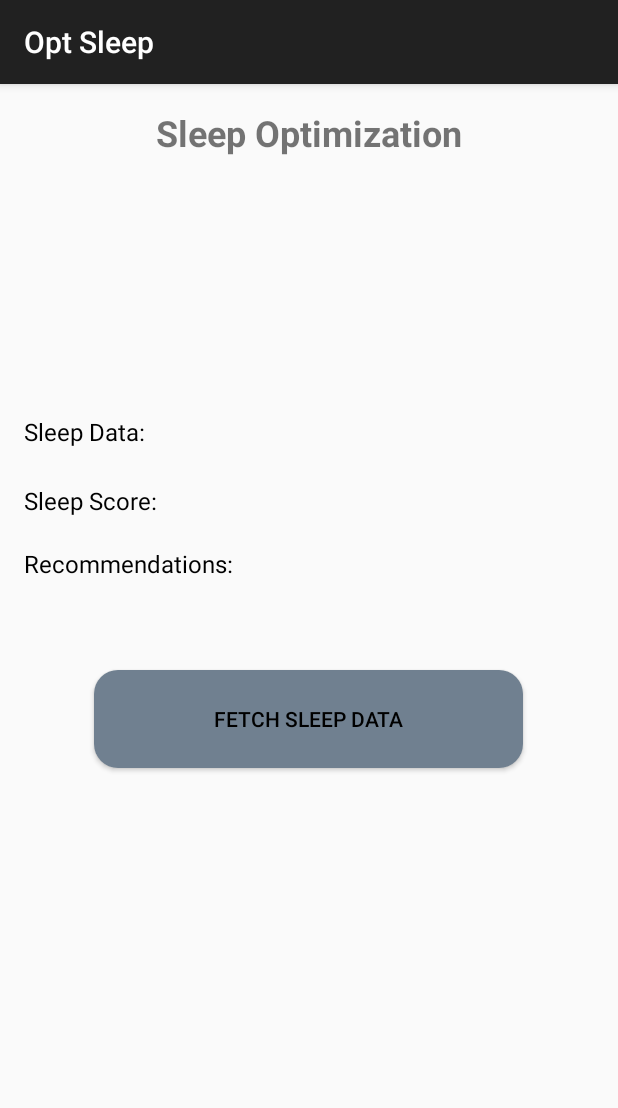
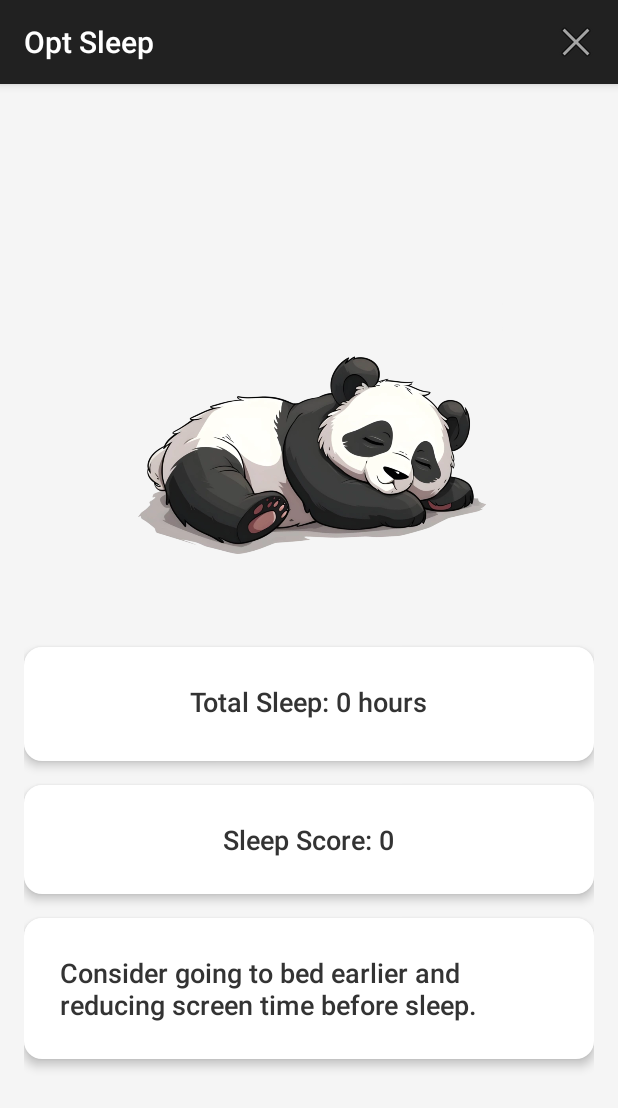
Before and after one commit to Akhil8176/CS639-Team12, an Android app built with Jetpack Compose: the screen it shows after launch (MainActivity), on a phone screen of 412 x 824 dp. Shown: the top 1108 px of the screen. Run offline under Robolectric (Android 15) with nearby library versions, the light colour scheme and no system bars.

Commit message:
activity push

```diff
--- a/OptSleep/app/build.gradle.kts
+++ b/OptSleep/app/build.gradle.kts
@@ -2,6 +2,7 @@ plugins {
     alias(libs.plugins.android.application)
     alias(libs.plugins.kotlin.android)
     alias(libs.plugins.kotlin.compose)
+    alias(libs.plugins.google.services)
 }
 
 android {
@@ -42,6 +43,7 @@ android {
 
 dependencies {
     implementation("androidx.appcompat:appcompat:1.6.1")
+    implementation ("com.google.android.gms:play-services-fitness:20.2.0")
     implementation(libs.play.services.auth)
     implementation(libs.androidx.constraintlayout)
     implementation(libs.googlefit)
@@ -61,4 +63,7 @@ dependencies {
     androidTestImplementation(libs.androidx.ui.test.junit4)
     debugImplementation(libs.androidx.ui.tooling)
     debugImplementation(libs.androidx.ui.test.manifest)
+    implementation("com.google.firebase:firebase-auth:22.1.1")
+    implementation("com.google.android.gms:play-services-auth:20.7.0")
+
 }
--- a/OptSleep/app/src/main/AndroidManifest.xml
+++ b/OptSleep/app/src/main/AndroidManifest.xml
@@ -20,7 +20,7 @@
         <meta-data
             android:name="com.google.android.gms.fitness.APP_ID"
             android:value="@string/google_app_id" />
-
+        <activity android:name=".LoginActivity"></activity>
         <activity
             android:name=".MainActivity"
             android:exported="true"
--- a/OptSleep/app/src/main/java/com/sathvika/optsleep/MainActivity.kt
+++ b/OptSleep/app/src/main/java/com/sathvika/optsleep/MainActivity.kt
@@ -1,109 +1,68 @@
-@file:Suppress("DEPRECATION")
+package com.sathvika.optsleep
 
-package com.sathvika.optsleep
-import android.annotation.SuppressLint
+import android.content.Intent
 import android.os.Bundle
 import android.util.Log
-import android.widget.Button
+import android.view.Menu
+import android.view.MenuItem
+import androidx.appcompat.app.AppCompatActivity
 import android.widget.TextView
-import androidx.appcompat.app.AppCompatActivity
 import com.google.android.gms.auth.api.signin.GoogleSignIn
-import com.google.android.gms.fitness.Fitness
-import com.google.android.gms.fitness.FitnessOptions
-import com.google.android.gms.fitness.data.DataPoint
-import com.google.android.gms.fitness.data.DataType
-import com.google.android.gms.fitness.request.DataReadRequest
+import com.google.android.gms.auth.api.signin.GoogleSignInClient
+import com.google.android.gms.auth.api.signin.GoogleSignInOptions
 import java.util.concurrent.TimeUnit
-import kotlin.math.max
-import kotlin.math.min
 
 class MainActivity : AppCompatActivity() {
 
-    private val TAG = "SleepOptimization"
     private lateinit var tvSleepData: TextView
     private lateinit var tvSleepScore: TextView
     private lateinit var tvRecommendations: TextView
-    private lateinit var btnFetchData: Button
-
-    private val fitnessOptions = FitnessOptions.builder()
-        .addDataType(DataType.TYPE_SLEEP_SEGMENT, FitnessOptions.ACCESS_READ)
-        .build()
+    private lateinit var googleSignInClient: GoogleSignInClient
 
     override fun onCreate(savedInstanceState: Bundle?) {
         super.onCreate(savedInstanceState)
         setContentView(R.layout.activity_main)
 
-        // Initialize UI elements
+        // Initialize GoogleSignInClient
+        val gso = GoogleSignInOptions.Builder(GoogleSignInOptions.DEFAULT_SIGN_IN)
+            .requestEmail()
+            .build()
+        googleSignInClient = GoogleSignIn.getClient(this, gso)
+
         tvSleepData = findViewById(R.id.tvSleepData)
         tvSleepScore = findViewById(R.id.tvSleepScore)
         tvRecommendations = findViewById(R.id.tvRecommendations)
-        btnFetchData = findViewById(R.id.btnFetchData)
 
-        btnFetchData.setOnClickListener {
-            if (!GoogleSignIn.hasPermissions(GoogleSignIn.getLastSignedInAccount(this), fitnessOptions)) {
-                GoogleSignIn.requestPermissions(
-                    this,
-                    0,
-                    GoogleSignIn.getLastSignedInAccount(this),
-                    fitnessOptions
-                )
-            } else {
-                fetchAndDisplaySleepData()
+        val totalSleepTime = intent.getLongExtra("totalSleepTime", 0L)
+        val sleepScore = intent.getIntExtra("sleepScore", 0)
+
+        updateUI(totalSleepTime, sleepScore)
+    }
+
+    override fun onCreateOptionsMenu(menu: Menu?): Boolean {
+        menuInflater.inflate(R.menu.menu_main, menu)
+        return true
+    }
+
+    override fun onOptionsItemSelected(item: MenuItem): Boolean {
+        return when (item.itemId) {
+            R.id.action_logout -> {
+                logOut()
+                true
             }
+            else -> super.onOptionsItemSelected(item)
         }
     }
 
-    private fun fetchAndDisplaySleepData() {
-        val endTime = System.currentTimeMillis()
-        val startTime = endTime - TimeUnit.DAYS.toMillis(7)
-
-        val readRequest = DataReadRequest.Builder()
-            .read(DataType.TYPE_SLEEP_SEGMENT)
-            .setTimeRange(startTime, endTime, TimeUnit.MILLISECONDS)
-            .build()
-
-        Fitness.getHistoryClient(this, GoogleSignIn.getLastSignedInAccount(this)!!)
-            .readData(readRequest)
-            .addOnSuccessListener { response ->
-                var totalSleepTime = 0L
-                var interruptions = 0
-
-                for (dataSet in response.dataSets) {
-                    for (point in dataSet.dataPoints) {
-                        totalSleepTime += calculateSleepDuration(point)
-                        interruptions += countInterruptions(point)
-                    }
-                }
-
-                val sleepScore = calculateSleepScore(totalSleepTime, interruptions)
-                updateUI(totalSleepTime, sleepScore)
-            }
-            .addOnFailureListener { e ->
-                Log.e(TAG, "Failed to fetch sleep data: ${e.message}")
-            }
+    private fun logOut() {
+        googleSignInClient.signOut().addOnCompleteListener {
+            Log.d("MainActivity", "Logged out successfully")
+            val intent = Intent(this, LoginActivity::class.java)
+            startActivity(intent)
+            finish()
+        }
     }
 
-    private fun calculateSleepDuration(point: DataPoint): Long {
-        val start = point.getStartTime(TimeUnit.MILLISECONDS)
-        val end = point.getEndTime(TimeUnit.MILLISECONDS)
-        return end - start
-    }
-
-    private fun countInterruptions(point: DataPoint): Int {
-        return point.dataType.fields.size // Example logic for counting interruptions
-    }
-
-    private fun calculateSleepScore(totalSleepTime: Long, interruptions: Int): Int {
-        val hours = TimeUnit.MILLISECONDS.toHours(totalSleepTime)
-        val idealSleepHours = 8
-        val maxInterruptions = 3
-
-        val durationScore = max(0, min(100, (hours / idealSleepHours.toDouble() * 100).toInt()))
-        val interruptionScore = max(0, 100 - (interruptions * (100 / maxInterruptions)))
-        return (0.7 * durationScore + 0.3 * interruptionScore).toInt()
-    }
-
-    @SuppressLint("SetTextI18n")
     private fun updateUI(totalSleepTime: Long, sleepScore: Int) {
         val hours = TimeUnit.MILLISECONDS.toHours(totalSleepTime)
         tvSleepData.text = "Total Sleep: $hours hours"
--- /dev/null
+++ b/OptSleep/app/src/main/res/drawable/card_background.xml
@@ -0,0 +1,6 @@
+<?xml version="1.0" encoding="utf-8"?>
+<shape xmlns:android="http://schemas.android.com/apk/res/android">
+    <solid android:color="#FFFFFF" /> <!-- Card background color -->
+    <corners android:radius="12dp" /> <!-- Rounded corners -->
+    <shadowColor android:color="#CCCCCC" />
+</shape>
--- a/OptSleep/app/src/main/res/drawable/rounded_button.xml
+++ b/OptSleep/app/src/main/res/drawable/rounded_button.xml
@@ -2,4 +2,6 @@
 <shape xmlns:android="http://schemas.android.com/apk/res/android">
     <solid android:color="#708090" /> <!-- Slate gray background -->
     <corners android:radius="16dp" /> <!-- Rounded corners -->
+    <padding android:bottom="15dp" android:left="45dp" android:right="45dp" android:top="15dp"/>
+
 </shape>
--- a/OptSleep/app/src/main/res/layout/activity_main.xml
+++ b/OptSleep/app/src/main/res/layout/activity_main.xml
@@ -1,84 +1,85 @@
-<androidx.constraintlayout.widget.ConstraintLayout
+<LinearLayout
     xmlns:android="http://schemas.android.com/apk/res/android"
     xmlns:app="http://schemas.android.com/apk/res-auto"
-    xmlns:tools="http://schemas.android.com/tools"
     android:layout_width="match_parent"
     android:layout_height="match_parent"
+    android:orientation="vertical"
+    android:gravity="center"
     android:padding="16dp"
-    tools:context=".MainActivity">
+    android:background="#F5F5F5"> <!-- Light background -->
+    <ImageView
+        android:id="@+id/imageView2"
+        android:layout_width="match_parent"
+        android:layout_height="258dp"
+        app:srcCompat="@drawable/panda" />
+    <!-- Card View for Sleep Data -->
+    <LinearLayout
+        android:layout_width="match_parent"
+        android:layout_height="76dp"
+        android:layout_marginBottom="16dp"
+        android:background="@drawable/card_background"
+        android:elevation="4dp"
+        android:orientation="vertical"
+        android:padding="16dp">
 
-    <!-- Title -->
-    <TextView
-        android:id="@+id/tvTitle"
-        android:layout_width="0dp"
+        <TextView
+            android:id="@+id/tvSleepData"
+            android:layout_width="wrap_content"
+            android:layout_height="wrap_content"
+            android:layout_gravity="center_horizontal"
+            android:fontFamily="sans-serif-medium"
+            android:padding="8dp"
+            android:text="Total Sleep Data"
+            android:textColor="#333333"
+            android:textSize="18sp" />
+
+    </LinearLayout>
+
+    <!-- Card View for Sleep Score -->
+    <LinearLayout
+        android:layout_width="match_parent"
         android:layout_height="wrap_content"
-        android:gravity="center"
-        android:text="Sleep Optimization"
-        android:textSize="24sp"
-        android:textStyle="bold"
-        app:layout_constraintEnd_toEndOf="parent"
-        app:layout_constraintHorizontal_bias="0.0"
-        app:layout_constraintStart_toStartOf="parent"
-        app:layout_constraintTop_toTopOf="parent" />
+        android:orientation="vertical"
+        android:padding="16dp"
+        android:background="@drawable/card_background"
+        android:layout_marginBottom="16dp"
+        android:elevation="4dp">
 
-    <!-- Sleep Data -->
+        <TextView
+            android:id="@+id/tvSleepScore"
+            android:layout_width="wrap_content"
+            android:layout_height="wrap_content"
+            android:text="Sleep Score"
+            android:textSize="18sp"
+            android:textColor="#333333"
+            android:fontFamily="sans-serif-medium"
+            android:layout_gravity="center_horizontal"
+            android:padding="8dp" />
 
-    <!-- Sleep Score -->
+    </LinearLayout>
 
-    <!-- Recommendations -->
+    <!-- Card View for Recommendations -->
+    <LinearLayout
+        android:layout_width="match_parent"
+        android:layout_height="wrap_content"
+        android:orientation="vertical"
+        android:padding="16dp"
+        android:background="@drawable/card_background"
+        android:elevation="4dp">
 
-    <!-- Fetch Data Button -->
-    <TextView
-        android:id="@+id/tvSleepData"
-        android:layout_width="0dp"
-        android:layout_height="wrap_content"
-        android:layout_marginTop="172dp"
-        android:text="Sleep Data: "
-        android:textColor="#000000"
-        android:textSize="16sp"
-        app:layout_constraintEnd_toEndOf="parent"
-        app:layout_constraintHorizontal_bias="0.0"
-        app:layout_constraintStart_toStartOf="parent"
-        app:layout_constraintTop_toBottomOf="@+id/tvTitle" />
+        <TextView
+            android:id="@+id/tvRecommendations"
+            android:layout_width="wrap_content"
+            android:layout_height="wrap_content"
+            android:text="Recommendations"
+            android:textSize="18sp"
+            android:textColor="#333333"
+            android:fontFamily="sans-serif-medium"
+            android:layout_gravity="center_horizontal"
+            android:padding="8dp" />
 
-    <TextView
-        android:id="@+id/tvSleepScore"
-        android:layout_width="0dp"
-        android:layout_height="wrap_content"
-        android:layout_marginTop="24dp"
-        android:text="Sleep Score: "
-        android:textColor="#000000"
-        android:textSize="16sp"
-        app:layout_constraintEnd_toEndOf="parent"
-        app:layout_constraintHorizontal_bias="0.0"
-        app:layout_constraintStart_toStartOf="parent"
-        app:layout_constraintTop_toBottomOf="@+id/tvSleepData" />
+    </LinearLayout>
 
-    <TextView
-        android:id="@+id/tvRecommendations"
-        android:layout_width="0dp"
-        android:layout_height="wrap_content"
-        android:layout_marginTop="20dp"
-        android:text="Recommendations: "
-        android:textColor="#000000"
-        android:textSize="16sp"
-        app:layout_constraintEnd_toEndOf="parent"
-        app:layout_constraintHorizontal_bias="0.0"
-        app:layout_constraintStart_toStartOf="parent"
-        app:layout_constraintTop_toBottomOf="@+id/tvSleepScore" />
 
-    <Button
-        android:id="@+id/btnFetchData"
-        android:layout_width="286dp"
-        android:layout_height="65dp"
-        android:layout_marginTop="60dp"
-        android:background="@drawable/rounded_button"
-        android:backgroundTint="#708090"
-        android:text="@string/fetch_sleep_data"
-        android:textColor="#000000"
-        app:layout_constraintEnd_toEndOf="parent"
-        app:layout_constraintHorizontal_bias="0.494"
-        app:layout_constraintStart_toStartOf="parent"
-        app:layout_constraintTop_toBottomOf="@+id/tvRecommendations" />
 
-</androidx.constraintlayout.widget.ConstraintLayout>
+</LinearLayout>
--- /dev/null
+++ b/OptSleep/app/src/main/res/menu/menu_main.xml
@@ -0,0 +1,8 @@
+<menu xmlns:android="http://schemas.android.com/apk/res/android"
+    xmlns:app="http://schemas.android.com/apk/res-auto">
+    <item
+        android:id="@+id/action_logout"
+        android:title="Logout"
+        android:icon="@android:drawable/ic_menu_close_clear_cancel"
+        app:showAsAction="always" />
+</menu>
--- a/OptSleep/gradle/libs.versions.toml
+++ b/OptSleep/gradle/libs.versions.toml
@@ -35,7 +35,9 @@ androidx-material3 = { group = "androidx.compose.material3", name = "material3"
 androidx-appcompat = { group = "androidx.appcompat", name = "appcompat", version.ref = "appcompat" }
 play-services-auth = { module = "com.google.android.gms:play-services-auth", version.ref = "googlefit" }
 
+
 [plugins]
 android-application = { id = "com.android.application", version.ref = "agp" }
 kotlin-android = { id = "org.jetbrains.kotlin.android", version.ref = "kotlin" }
 kotlin-compose = { id = "org.jetbrains.kotlin.plugin.compose", version.ref = "kotlin" }
+google-services = { id = "com.google.gms.google-services", version = "4.3.15" }
```
Also changed, not shown: OptSleep/app/src/main/java/com/sathvika/optsleep/LoginActivity.kt (added, +136 -0 lines), OptSleep/app/src/main/res/layout/activity_login.xml (added, +23 -0 lines), OptSleep/app/src/main/res/layout/activity_signup.xml (added, +89 -0 lines), OptSleep/app/src/main/res/values/strings.xml (+8 -0 lines), OptSleep/app/src/main/res/drawable/panda.webp (added), OptSleep/gradle.properties (line endings or trailing spaces), 3 other files.
